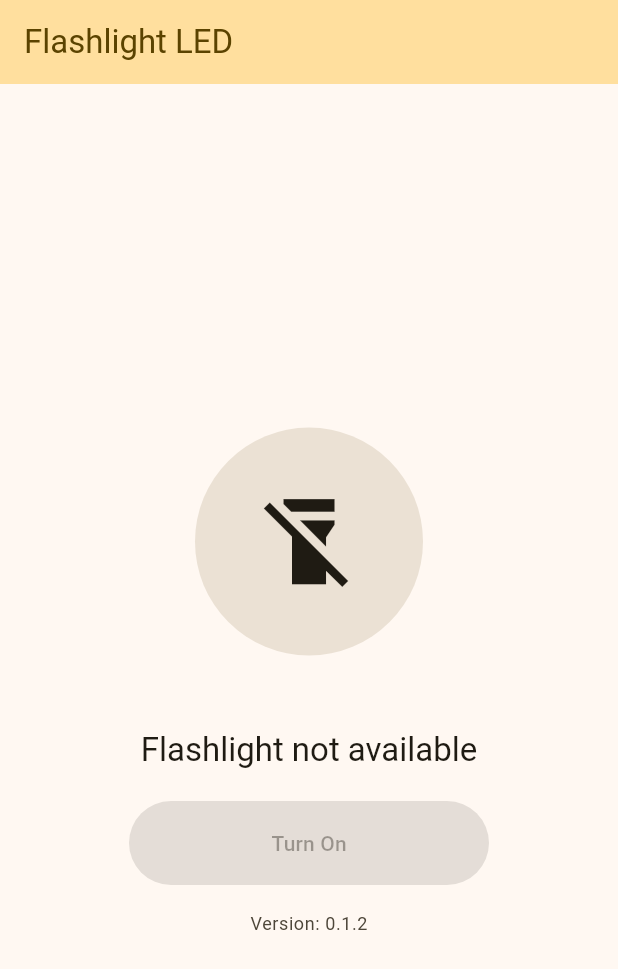
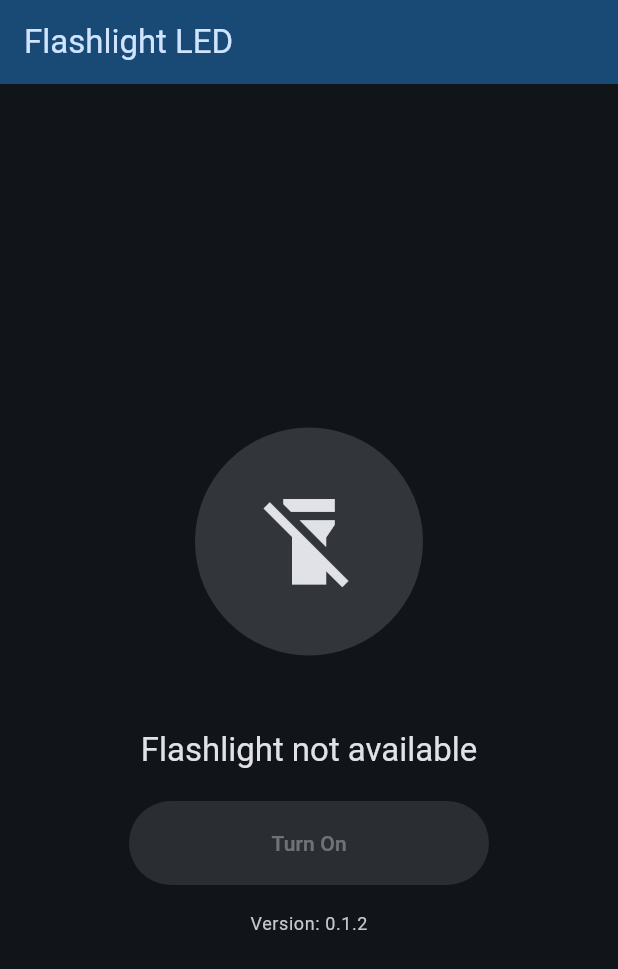
Before and after one commit to shihab2004/flashlight, a Flutter app: the screen it shows after launch, on a phone screen of 412 x 824 dp. Shown: the top 969 px of the screen. Run offline on Flutter 3.47's test engine with Material 3 defaults, Android fonts, the phone set to English and light mode, and no system bars; our stand-ins replace package_info_plus.

Commit message:
latest code

```diff
--- a/lib/main.dart
+++ b/lib/main.dart
@@ -14,14 +14,26 @@ class FlashlightApp extends StatelessWidget {
 
   @override
   Widget build(BuildContext context) {
+    final darkScheme =
+        ColorScheme.fromSeed(
+          seedColor: Colors.blue,
+          brightness: Brightness.dark,
+        ).copyWith(
+          secondary: Colors.amber.shade400,
+          tertiary: Colors.amber.shade400,
+        );
+
     return MaterialApp(
       title: 'Flashlight LED',
-      themeMode: ThemeMode.light,
-      theme: ThemeData(
+      themeMode: ThemeMode.dark,
+      darkTheme: ThemeData(
         useMaterial3: true,
-        colorScheme: ColorScheme.fromSeed(
-          seedColor: Colors.amber,
-          brightness: Brightness.light,
+        colorScheme: darkScheme,
+        filledButtonTheme: FilledButtonThemeData(
+          style: FilledButton.styleFrom(
+            backgroundColor: darkScheme.secondary,
+            foregroundColor: darkScheme.onSecondary,
+          ),
         ),
       ),
       home: const FlashlightHomePage(),
@@ -191,11 +203,11 @@ class _FlashlightHomePageState extends State<FlashlightHomePage>
                   builder: (context, t, child) {
                     final ringColor = Color.lerp(
                       cs.surfaceContainerHighest,
-                      cs.primary.withOpacity(0.22),
+                      cs.secondary.withOpacity(0.22),
                       t,
                     )!;
 
-                    final glowColor = cs.primary.withOpacity(0.28 * t);
+                    final glowColor = cs.secondary.withOpacity(0.28 * t);
 
                     return AnimatedScale(
                       duration: const Duration(milliseconds: 350),
@@ -207,13 +219,14 @@ class _FlashlightHomePageState extends State<FlashlightHomePage>
                           _LightWaves(
                             visible: _isOn,
                             progress: _waves,
-                            color: cs.primary,
+                            color: cs.secondary,
                           ),
                           Material(
                             color: Colors.transparent,
                             child: InkWell(
-                              onTap:
-                                  (_isBusy || !_isAvailable) ? null : _toggle,
+                              onTap: (_isBusy || !_isAvailable)
+                                  ? null
+                                  : _toggle,
                               customBorder: const CircleBorder(),
                               child: Semantics(
                                 button: true,
@@ -238,8 +251,7 @@ class _FlashlightHomePageState extends State<FlashlightHomePage>
                                   ),
                                   alignment: Alignment.center,
                                   child: AnimatedSwitcher(
-                                    duration:
-                                        const Duration(milliseconds: 250),
+                                    duration: const Duration(milliseconds: 250),
                                     switchInCurve: Curves.easeOut,
                                     switchOutCurve: Curves.easeIn,
                                     child: Icon(
@@ -310,8 +322,8 @@ class _FlashlightHomePageState extends State<FlashlightHomePage>
                     return Text(
                       text,
                       style: Theme.of(context).textTheme.bodySmall?.copyWith(
-                            color: cs.onSurfaceVariant,
-                          ),
+                        color: cs.onSurfaceVariant,
+                      ),
                     );
                   },
                 ),
@@ -394,13 +406,7 @@ class _LightWavesPainter extends CustomPainter {
 
       final rect = Rect.fromCircle(center: c, radius: radius);
       // Right side arc (like ")")
-      canvas.drawArc(
-        rect,
-        -0.45 * math.pi,
-        0.90 * math.pi,
-        false,
-        paint,
-      );
+      canvas.drawArc(rect, -0.45 * math.pi, 0.90 * math.pi, false, paint);
       // Left side arc (like "(")
       canvas.drawArc(
         rect,
```
Also changed, not shown: assets/app.jpg, 2 other files.
